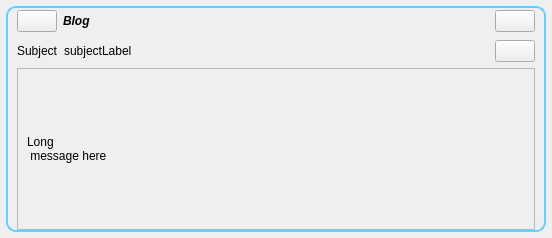
First picture: the form in retroshare-gui/src/gui/feeds/BlogMsgItem.ui, repository RetroShare/RetroShare, before the edit.
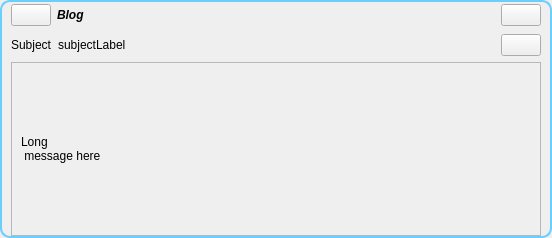
Second picture: the form after the edit. Icons and pictures are not drawn.

```diff
--- a/retroshare-gui/src/gui/feeds/BlogMsgItem.ui
+++ b/retroshare-gui/src/gui/feeds/BlogMsgItem.ui
@@ -18,7 +18,7 @@
   </property>
   <layout class="QGridLayout">
    <property name="margin">
-    <number>6</number>
+    <number>0</number>
    </property>
    <item row="0" column="0">
     <widget class="QFrame" name="frame">
```
